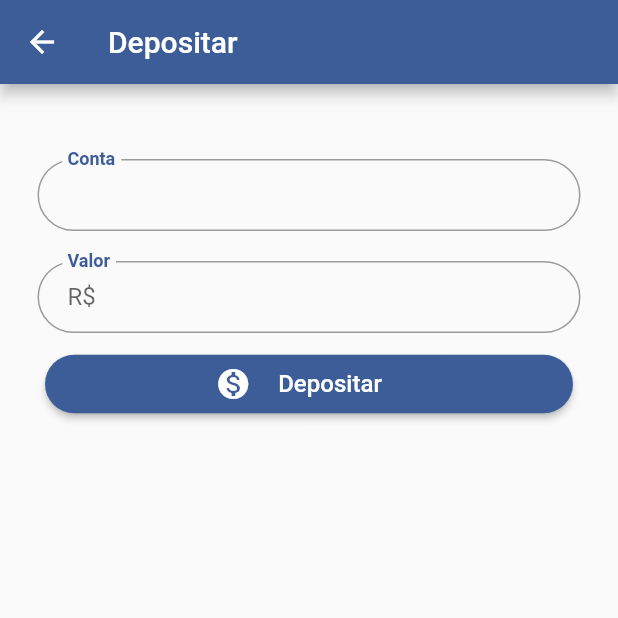
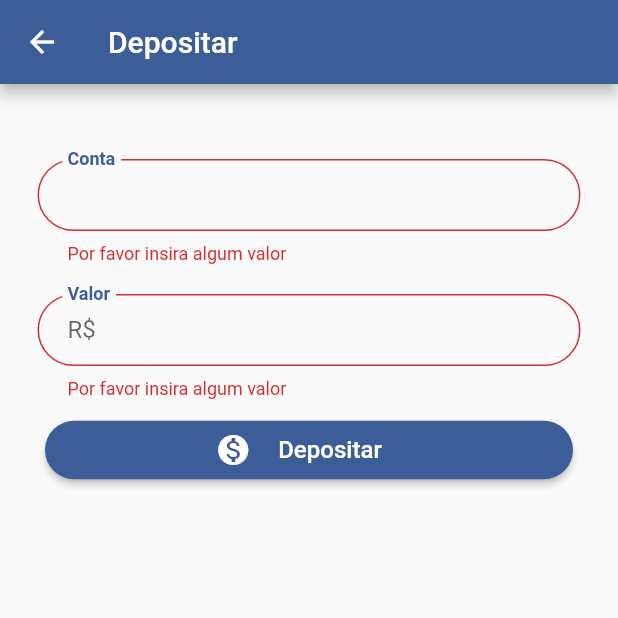
Before and after one commit to Allanfd12/app_operacao_bancaria_flutter, a Flutter app: the Deposito screen opened by its route, after a tap on "Depositar", on a phone screen of 412 x 824 dp, the top half of it. Run offline on Flutter 3.47's test engine with Material 2 defaults, Android fonts, the phone set to English and light mode, and no system bars; our stand-ins replace firebase_core, firebase_database; accounts and stored records are empty.

Commit message:
add lógica back cadastro e deposito

```diff
--- a/lib/model/conta_bancaria.dart
+++ b/lib/model/conta_bancaria.dart
@@ -1,17 +1,20 @@
 class ContaBancaria{
-  String nome;
-  String documento;
-  String dataNascimento;
-  String conta;
-  String senha;
+  String? nome;
+  String? documento;
+  String? dataNascimento;
+  String? numeroConta;
+  String? senha;
+  String? senhaConfirmacao;
+  double saldo =0;
 
-  ContaBancaria(this.nome, this.documento, this.dataNascimento, this.conta, this.senha);
+  ContaBancaria({this.nome, this.documento, this.dataNascimento, this.numeroConta, this.senha});
 
   Map toJson() =>{
     'nome' : nome,
     'documento': documento,
     'dataNascimento':dataNascimento,
-    'conta':conta,
-    'senha':senha
+    'numeroConta':numeroConta,
+    'senha':senha,
+    'saldo':saldo
   };
 }
--- /dev/null
+++ b/lib/model/movimento.dart
@@ -0,0 +1,16 @@
+class Movimento{
+  String? origem;
+  String? destino;
+  double? valor;
+  String? valorString;
+
+  Movimento({this.origem, this.destino, this.valor,this.valorString});
+
+  Map toJson() =>
+      {
+        'origem' :origem,
+        'destino' : destino,
+        'valor' : valor
+      };
+
+}
--- a/lib/service/criar_conta_service.dart
+++ /dev/null
@@ -1,3 +0,0 @@
-class CriarContaService{
-
-}
--- /dev/null
+++ b/lib/util/validator.dart
@@ -0,0 +1,14 @@
+import 'package:flutter/material.dart';
+
+class Validator{
+  static String? notNullOrEmpty(value){
+    if (value == null || value.isEmpty) {
+      return 'Por favor insira algum valor';
+    }
+    return null;
+  }
+  static bool isPasswordsEqual(String? pass1, String? pass2){
+    return pass1==pass2;
+  }
+
+}
--- a/lib/view/component/input_password.dart
+++ b/lib/view/component/input_password.dart
@@ -11,8 +11,9 @@ class InputPassword extends StatefulWidget {
   final bool? readOnly;
   final TextEditingController? controller;
   final FormFieldSetter<String>? onSaved;
+  final FormFieldValidator<String>? validator;
   final GestureTapCallback? onTap;
-  const InputPassword({Key? key, required this.nomeCampo, this.textInputType, this.readOnly, this.textInputFormatter, this.maxLength, this.prefixo,  this.autofocus, this.controller, this.onSaved, this.onTap}) : super(key: key);
+  const InputPassword({Key? key, required this.nomeCampo, this.textInputType, this.readOnly, this.textInputFormatter, this.maxLength, this.prefixo,  this.autofocus, this.controller, this.onSaved, this.onTap, this.validator}) : super(key: key);
 
   @override
   _InputPasswordState createState() => _InputPasswordState();
@@ -33,6 +34,7 @@ class _InputPasswordState extends State<InputPassword> {
                 cursorColor: Theme.of(context).primaryColor,
                 readOnly: widget.readOnly == true,
                 onSaved: widget.onSaved,
+                validator: widget.validator,
                 onTap: widget.onTap,
                 controller: widget.controller,
                 autofocus: widget.autofocus == true,
--- a/lib/view/component/input_text.dart
+++ b/lib/view/component/input_text.dart
@@ -12,8 +12,9 @@ class InputText extends StatefulWidget {
   final bool? readOnly;
   final TextEditingController? controller;
   final FormFieldSetter<String>? onSaved;
+  final FormFieldValidator<String>? validator;
   final GestureTapCallback? onTap;
-  const InputText({Key? key, required this.nomeCampo, this.textInputType, this.readOnly, this.textInputFormatter, this.maxLength, this.prefixo, this.maxLines, this.autofocus, this.controller, this.onSaved, this.onTap}) : super(key: key);
+  const InputText({Key? key, required this.nomeCampo, this.textInputType, this.readOnly, this.textInputFormatter, this.maxLength, this.prefixo, this.maxLines, this.autofocus, this.controller, this.onSaved, this.onTap, this.validator}) : super(key: key);
 
   @override
   _InputTextState createState() => _InputTextState();
@@ -35,6 +36,7 @@ class _InputTextState extends State<InputText> {
                 cursorColor: Theme.of(context).primaryColor,
                 readOnly: widget.readOnly == true,
                 onSaved: widget.onSaved,
+                validator: widget.validator,
                 onTap: widget.onTap,
                 controller: widget.controller,
                 maxLines: widget.maxLines,
--- a/lib/view/deposito.dart
+++ b/lib/view/deposito.dart
@@ -1,20 +1,82 @@
+import 'package:contas_bancarias/model/movimento.dart';
 import 'package:flutter/material.dart';
 import 'package:flutter/services.dart';
 
+import '../service/conta_service.dart';
 import '../util/mascara_monetaria.dart';
+import '../util/validator.dart';
 import 'component/button.dart';
 import 'component/input_text.dart';
 class Deposito extends StatefulWidget {
-  const Deposito({Key? key}) : super(key: key);
+  Movimento deposito = Movimento();
+  Deposito({Key? key}) : super(key: key);
 
   @override
   State<Deposito> createState() => _DepositoState();
 }
 
 class _DepositoState extends State<Deposito> {
+  final ContaService _ContaService = ContaService();
   final _formKey = GlobalKey<FormState>();
   final TextEditingController conta = TextEditingController();
   final TextEditingController valor = TextEditingController();
+  bool esperandoResposta = false;
+
+  TextEditingValue _valor(String val) {
+    return TextEditingValue(
+      text: val,
+      selection: TextSelection.fromPosition(
+        TextPosition(offset: val.length),
+      ),
+    );
+  }
+
+  void _limpaFormulario() {
+    valor.value = _valor('');
+    conta.value = _valor('');
+  }
+
+  void _Depositar() async{
+    if(esperandoResposta || _formKey.currentState == null) {
+      return;
+    }
+    esperandoResposta = true;
+    if (!_formKey.currentState!.validate()) {
+      esperandoResposta = false;
+      return;
+    }
+    _formKey.currentState!.save();
+    widget.deposito.valor = double.tryParse(widget.deposito.valorString!.trim().replaceAll('.','').replaceAll(',','.'));
+    if(widget.deposito.valor == null){
+      ScaffoldMessenger.of(context).showSnackBar(const SnackBar(
+          content: Text("Valor invalido"), backgroundColor: Colors.red));
+      esperandoResposta = false;
+      return;
+    }
+
+    bool contaExiste =  await _ContaService.contaExiste(widget.deposito.destino!);
+    if(!contaExiste){
+      ScaffoldMessenger.of(context).showSnackBar(const SnackBar(
+          content: Text("Conta de depósito não existe"),
+          backgroundColor: Colors.red));
+      esperandoResposta = false;
+      return;
+    }
+
+    bool sucesso =  await _ContaService.registrarMovimento(widget.deposito);
+
+    if(sucesso) {
+      ScaffoldMessenger.of(context).showSnackBar(const SnackBar(
+          content: Text("Deposito feito com sucesso"),
+          backgroundColor: Colors.green));
+      _limpaFormulario();
+    }else{
+      ScaffoldMessenger.of(context).showSnackBar(const SnackBar(
+          content: Text("Erro ao realizar deposito"),
+          backgroundColor: Colors.red));
+    }
+    esperandoResposta = false;
+  }
 
   @override
   Widget build(BuildContext context) {
@@ -36,8 +98,9 @@ class _DepositoState extends State<Deposito> {
                       InputText(
                         nomeCampo: "Conta",
                         controller: conta,
+                        validator: Validator.notNullOrEmpty,
                         maxLength: 8,
-                        onSaved: (value) => print(value),
+                        onSaved: (value) => widget.deposito.destino=value,
                         textInputType: TextInputType.number,
                         textInputFormatter: <TextInputFormatter>[
                           FilteringTextInputFormatter.digitsOnly
@@ -45,10 +108,11 @@ class _DepositoState extends State<Deposito> {
                       ),
                       InputText(
                         nomeCampo: "Valor",
-                        onSaved: (value) =>print(value),
+                        onSaved: (value) =>widget.deposito.valorString=value,
                         textInputType: TextInputType.number,
                         textInputFormatter: [MacaraMonetaria()],
                         controller: valor,
+                        validator: Validator.notNullOrEmpty,
                         prefixo: "R\$",
                       ),
 
@@ -59,7 +123,7 @@ class _DepositoState extends State<Deposito> {
                                 const EdgeInsets.only(left: 10,bottom: 10, right: 10),
                                 child: Button(text:"Depositar",
                                   icon: const Icon(Icons.monetization_on),
-                                  onPressed: (){},
+                                  onPressed: _Depositar,
                                 )
                             ))
                       ]),
```
Also changed, not shown: lib/main.dart (+4 -5 lines), lib/repository/firebase_repository.dart (+49 -3 lines), lib/service/conta_service.dart (added, +40 -0 lines), lib/view/conta.dart (+66 -15 lines).
